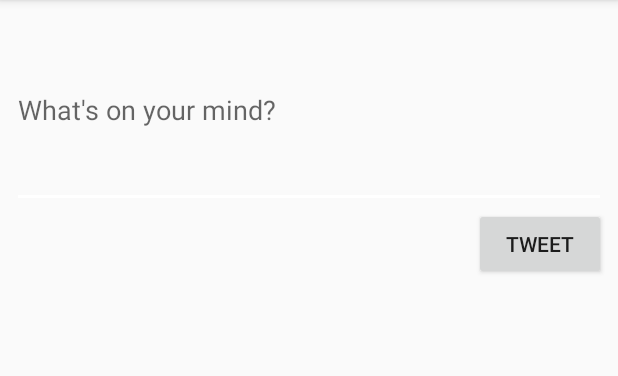
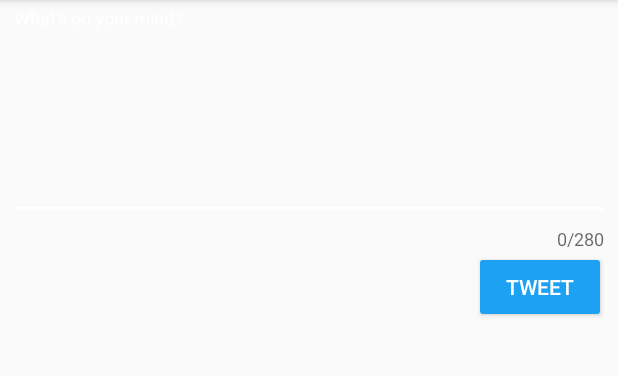
Before and after one commit to dhs43/TwitterClone, an Android app: the ComposeActivity screen opened directly, with no data from a screen before it, on a phone screen of 412 x 824 dp, the part 84-460 px from its top. Run offline under Robolectric (Android 15) with nearby library versions, the phone set to English and light mode, and no system bars; our stand-ins replace Room's generated code; libraries missing offline, so code that uses them is left out: com.facebook.stetho, com.loopj.android, cz.msebera.android, org.parceler; 1 statement that could not run was skipped.

Commit message:
Added character counter

```diff
--- a/app/build.gradle
+++ b/app/build.gradle
@@ -50,4 +50,6 @@ dependencies {
     implementation 'com.android.support:support-v4:28.0.0'
     implementation 'org.parceler:parceler-api:1.1.12'
     annotationProcessor 'org.parceler:parceler:1.1.12'
+    implementation 'com.android.support:appcompat-v7:28.0.0'
+    implementation 'com.android.support:design:28.0.0'
 }
--- a/app/src/main/java/com/codepath/apps/restclienttemplate/ComposeActivity.java
+++ b/app/src/main/java/com/codepath/apps/restclienttemplate/ComposeActivity.java
@@ -20,7 +20,7 @@ import cz.msebera.android.httpclient.Header;
 
 public class ComposeActivity extends AppCompatActivity {
 
-    public static final int CHARACTER_LIMIT = 140;
+    public static final int CHARACTER_LIMIT = 280;
 
     private EditText etCompose;
     private Button btnTweet;
--- a/app/src/main/res/layout/activity_compose.xml
+++ b/app/src/main/res/layout/activity_compose.xml
@@ -6,26 +6,39 @@
     android:layout_height="match_parent"
     tools:context=".ComposeActivity">
 
-    <EditText
-        android:id="@+id/etCompose"
+    <android.support.design.widget.TextInputLayout
+        android:id="@+id/composeTweetLayout"
         android:layout_width="match_parent"
         android:layout_height="wrap_content"
+        app:layout_constraintTop_toTopOf="parent"
         app:layout_constraintLeft_toLeftOf="parent"
-        app:layout_constraintTop_toTopOf="parent"
-        android:ems="10"
-        android:hint="@string/compose_hint"
-        android:inputType="textMultiLine"
-        android:minLines="5"
-        tools:layout_editor_absoluteX="0dp"
-        tools:layout_editor_absoluteY="16dp"
-        android:layout_margin="8dp"/>
+        android:layout_marginTop="5dp"
+        android:layout_marginLeft="5dp"
+        android:layout_marginRight="5dp"
+        app:counterEnabled="true"
+        app:counterMaxLength="280">
+        <EditText
+            android:id="@+id/etCompose"
+            android:layout_width="match_parent"
+            android:layout_height="wrap_content"
+            android:hint="@string/compose_hint"
+            android:inputType="textMultiLine"
+            android:minLines="5"
+            android:layout_centerHorizontal="true"
+            android:layout_centerVertical="true"
+            android:ems="10"
+            android:textColorHighlight="@color/colorPrimary"
+            android:backgroundTint="@color/colorPrimary"/>
+    </android.support.design.widget.TextInputLayout>
 
     <Button
         android:id="@+id/btnTweet"
         android:layout_width="wrap_content"
         android:layout_height="wrap_content"
-        app:layout_constraintTop_toBottomOf="@id/etCompose"
+        app:layout_constraintTop_toBottomOf="@id/composeTweetLayout"
         app:layout_constraintRight_toRightOf="parent"
         android:text="@string/button_tweet"
-        android:layout_marginEnd="8dp"/>
+        android:layout_marginEnd="8dp"
+        android:backgroundTint="@color/colorPrimary"
+        android:textColor="#FFF"/>
 </android.support.constraint.ConstraintLayout>
```
Also changed, not shown: app/src/main/java/com/codepath/apps/restclienttemplate/TweetsAdapter.java (+5 -5 lines), app/src/main/res/drawable/ic_comment.xml (added, +10 -0 lines), app/src/main/res/drawable/ic_heart.xml (added, +10 -0 lines), app/src/main/res/layout/activity_login.xml (+4 -3 lines), app/src/main/res/layout/item_tweet.xml (+39 -3 lines), app/src/main/res/drawable/ic_retweet.xml (indentation only).
